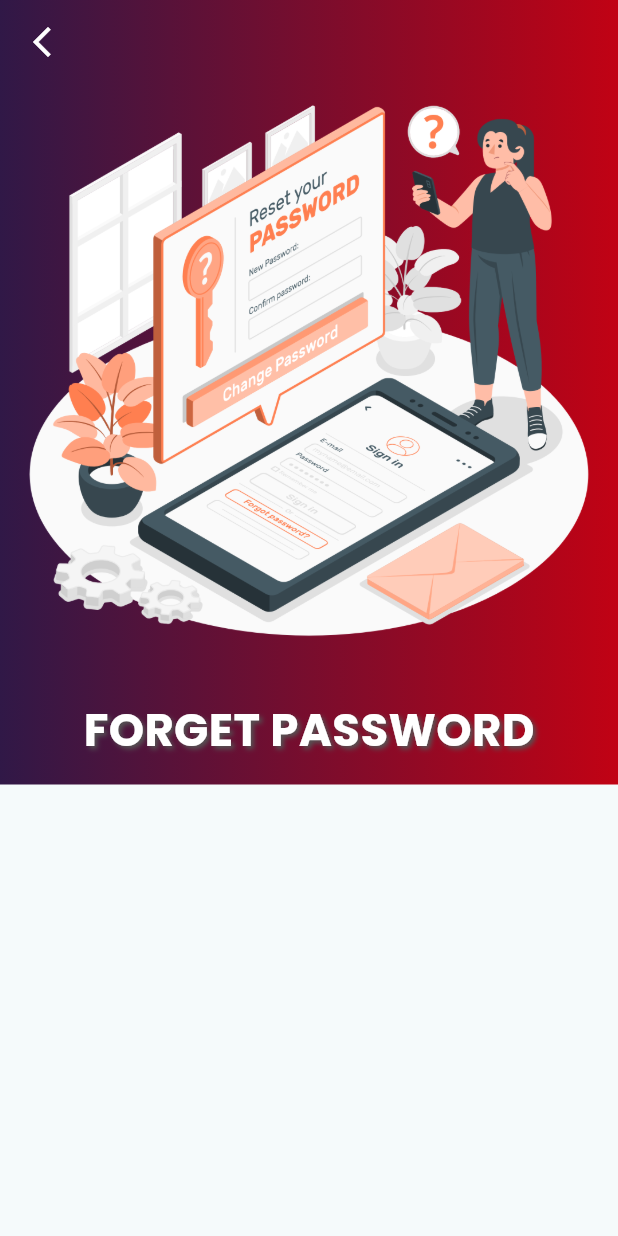
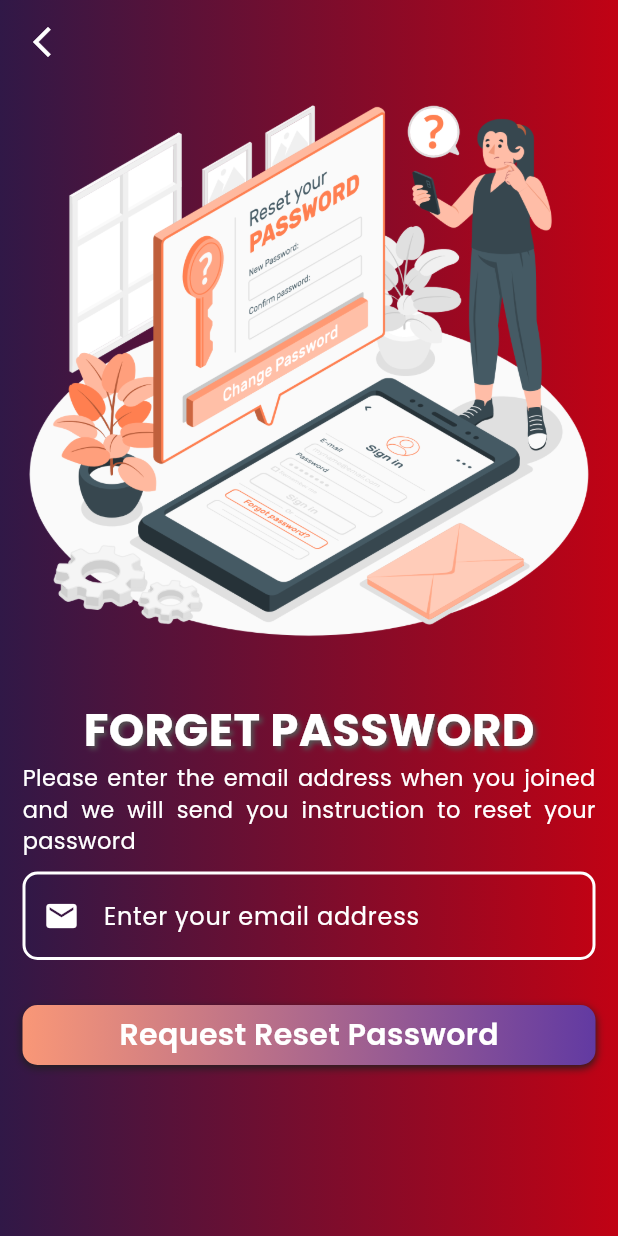
Before and after one commit to WeiHen01/PSM_MobileApp_Flutter, a Flutter app: the ForgetPassword screen opened directly, on a phone screen of 412 x 824 dp. Run offline on Flutter 3.47's test engine with Material 3 defaults, Android fonts, the phone set to English and light mode, and no system bars; our stand-ins replace circle_nav_bar, font_awesome_flutter, google_fonts, gradient_borders, simple_gradient_text; missing offline and left inert: gradient_icon, mongo_dart.

Commit message:
Update UI

```diff
--- a/psm_b032110201_mobileapp_flutter/lib/View/Forget Password.dart
+++ b/psm_b032110201_mobileapp_flutter/lib/View/Forget Password.dart
@@ -24,6 +24,7 @@ class _ForgetPasswordState extends State<ForgetPassword> {
       ),
       body: Container(
         width: MediaQuery.of(context).size.width,
+        height: MediaQuery.of(context).size.height,
         padding: EdgeInsets.all(15.0),
         decoration: BoxDecoration(
           gradient: LinearGradient(
@@ -50,6 +51,114 @@ class _ForgetPasswordState extends State<ForgetPassword> {
                     ],
                   )
               ),
+
+              Form(
+                child: Column(
+                  children: [
+                    Text("Please enter the email address when you joined and "
+                        "we will send you instruction to reset your password",
+                        style: GoogleFonts.poppins(
+                          fontSize: 15, color: Colors.white,
+                        ), textAlign: TextAlign.justify,
+                    ),
+
+                    SizedBox(height: 10),
+
+                    Container(
+                      decoration: BoxDecoration(
+                        gradient: const LinearGradient(
+                          colors: [
+                            Color(0xFF301847), Color(0xFFC10214)
+                          ],
+                        ),
+
+                        border: Border.all(
+                          width: 2,
+                          color: Colors.white,
+                        ),
+
+                        borderRadius: const BorderRadius.all(
+                          Radius.circular(10.0)
+                        )
+                      ),
+                      child: TextFormField(
+                        validator: (value) {
+                          if (value == null || value.isEmpty) {
+                            return 'Please enter some text';
+                          }
+                          return null;
+                        },
+                        decoration: InputDecoration(
+                          //errorText: 'Please enter a valid value',
+                            prefixIcon: Icon(Icons.mail, color: Colors.white),
+                            filled: true,
+                            fillColor: Colors.transparent,
+                            border: OutlineInputBorder(
+                              borderRadius: BorderRadius.circular(5),
+                              borderSide: BorderSide.none,
+                            ),
+                            hintText: "Enter your email address",
+                            hintStyle: GoogleFonts.poppins(
+                                color: Colors.white,
+                            ),
+                            labelText: "Enter your email address",
+                            labelStyle: GoogleFonts.poppins(
+                                color: Colors.white,
+                            ),
+                        ),
+                        style: GoogleFonts.poppins(
+                            fontSize: 15
+                        ),
+                      ),
+                    ),
+
+
+                    SizedBox(height: 30),
+
+                    /**
+                    * The register button
+                    */
+                    InkWell(
+                      onTap: ()
+                      {
+                        /**
+                        * Navigate to register() function
+                        * for web service request
+                        */
+
+
+                      },
+                      child: Container(
+                        width: double.infinity,
+                        height: 40,
+                        decoration: BoxDecoration(
+                          gradient: LinearGradient(
+                              colors: [ Color.fromRGBO(249, 151, 119, 1),
+                                Color.fromRGBO(98, 58, 162, 1),]
+                          ),
+                          borderRadius: BorderRadius.circular(10),
+                          boxShadow: [
+                            BoxShadow(
+                              color: Color(0xFF1f1f1f), // Shadow color
+                              offset: Offset(0, 2), // Offset of the shadow
+                              blurRadius: 4, // Spread of the shadow
+                              spreadRadius: 0, // Spread radius of the shadow
+                            ),
+                          ],
+                        ),
+                        child: Center(
+                          child: Text(
+                              "Request Reset Password",
+                              style: GoogleFonts.poppins(
+                                  fontSize: 20, color: Colors.white,
+                                  fontWeight: FontWeight.w600
+                              )),
+                        ),
+                      ),
+                    ),
+                  ],
+                ),
+              )
             ],
           ),
         )
```
Also changed, not shown: psm_b032110201_mobileapp_flutter/lib/View/Reset Password.dart (added).
